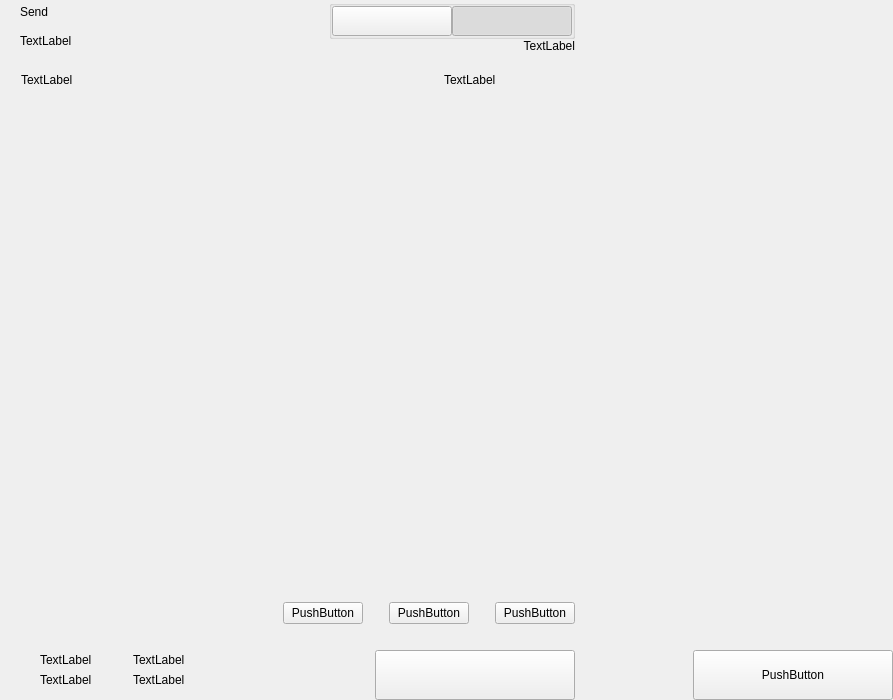
Qt form src/qt/bltg/forms/send.ui (minerric/BLTG) before a commit.
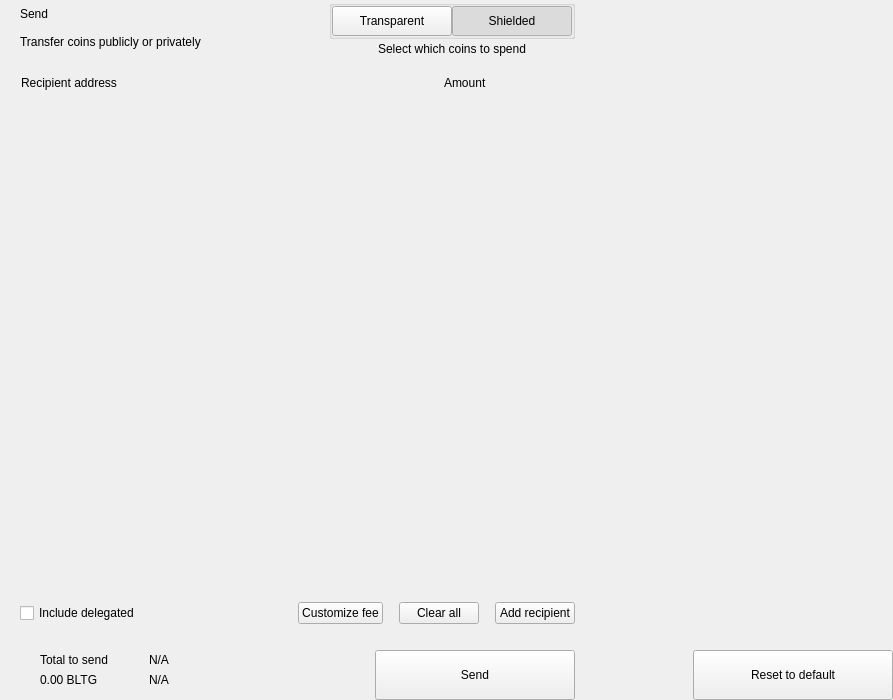
The same form after that commit. Custom widgets are drawn as their Qt base class.

```diff
--- a/src/qt/bltg/forms/send.ui
+++ b/src/qt/bltg/forms/send.ui
@@ -66,7 +66,7 @@
           <item>
            <layout class="QVBoxLayout" name="verticalLayout">
             <property name="spacing">
-             <number>5</number>
+             <number>0</number>
             </property>
             <item>
              <widget class="QLabel" name="labelTitle">
@@ -81,7 +81,7 @@
             <item>
              <widget class="QLabel" name="labelSubtitle1">
               <property name="text">
-               <string>TextLabel</string>
+               <string>Transfer coins publicly or privately</string>
               </property>
              </widget>
             </item>
@@ -103,15 +103,20 @@
           <item>
            <layout class="QVBoxLayout" name="verticalLayout_6">
             <property name="spacing">
-             <number>0</number>
+             <number>3</number>
             </property>
-            <item>
+            <item alignment="Qt::AlignHCenter">
              <widget class="QGroupBox" name="groupBox">
+              <property name="styleSheet">
+               <string notr="true">#groupBox{
+padding-top:2px;
+}</string>
+              </property>
               <property name="title">
                <string/>
               </property>
               <property name="alignment">
-               <set>Qt::AlignLeading|Qt::AlignLeft|Qt::AlignTop</set>
+               <set>Qt::AlignCenter</set>
               </property>
               <layout class="QHBoxLayout" name="horizontalLayout_4">
                <property name="spacing">
@@ -147,7 +152,7 @@
                   <enum>Qt::NoFocus</enum>
                  </property>
                  <property name="text">
-                  <string/>
+                  <string>Transparent</string>
                  </property>
                  <property name="checkable">
                   <bool>true</bool>
@@ -175,7 +180,7 @@
                   <enum>Qt::NoFocus</enum>
                  </property>
                  <property name="text">
-                  <string/>
+                  <string>Shielded</string>
                  </property>
                  <property name="checkable">
                   <bool>true</bool>
@@ -191,13 +196,19 @@
               </layout>
              </widget>
             </item>
-            <item>
+            <item alignment="Qt::AlignHCenter|Qt::AlignTop">
              <widget class="QLabel" name="labelSubtitle2">
+              <property name="styleSheet">
+               <string notr="true"/>
+              </property>
               <property name="text">
-               <string>TextLabel</string>
+               <string>Select which coins to spend</string>
               </property>
               <property name="alignment">
-               <set>Qt::AlignRight|Qt::AlignTrailing|Qt::AlignVCenter</set>
+               <set>Qt::AlignCenter</set>
+              </property>
+              <property name="indent">
+               <number>0</number>
               </property>
              </widget>
             </item>
@@ -244,7 +255,7 @@
              <string notr="true">margin-left:8px;</string>
             </property>
             <property name="text">
-             <string>TextLabel</string>
+             <string>Recipient address</string>
             </property>
            </widget>
           </item>
@@ -267,7 +278,7 @@
           <item>
            <widget class="QLabel" name="labelSubtitleAmount">
             <property name="text">
-             <string>TextLabel</string>
+             <string>Amount</string>
             </property>
            </widget>
           </item>
@@ -366,9 +377,22 @@
           <property name="spacing">
            <number>6</number>
           </property>
+          <property name="leftMargin">
+           <number>20</number>
+          </property>
           <property name="rightMargin">
            <number>20</number>
           </property>
+          <item>
+           <widget class="QCheckBox" name="checkBoxDelegations">
+            <property name="layoutDirection">
+             <enum>Qt::LeftToRight</enum>
+            </property>
+            <property name="text">
+             <string>Include delegated</string>
+            </property>
+           </widget>
+          </item>
           <item>
            <spacer name="horizontalSpacer_4">
             <property name="orientation">
@@ -376,7 +400,7 @@
             </property>
             <property name="sizeHint" stdset="0">
              <size>
-              <width>40</width>
+              <width>10</width>
               <height>20</height>
              </size>
             </property>
@@ -388,7 +412,7 @@
              <enum>Qt::NoFocus</enum>
             </property>
             <property name="text">
-             <string>PushButton</string>
+             <string>Customize fee</string>
             </property>
            </widget>
           </item>
@@ -402,7 +426,7 @@
             </property>
             <property name="sizeHint" stdset="0">
              <size>
-              <width>20</width>
+              <width>10</width>
               <height>20</height>
              </size>
             </property>
@@ -417,7 +441,7 @@
              <enum>Qt::RightToLeft</enum>
             </property>
             <property name="text">
-             <string>PushButton</string>
+             <string>Clear all</string>
             </property>
            </widget>
           </item>
@@ -431,7 +455,7 @@
             </property>
             <property name="sizeHint" stdset="0">
              <size>
-              <width>20</width>
+              <width>10</width>
               <height>20</height>
              </size>
             </property>
@@ -443,7 +467,7 @@
              <enum>Qt::NoFocus</enum>
             </property>
             <property name="text">
-             <string>PushButton</string>
+             <string>Add recipient</string>
             </property>
            </widget>
           </item>
@@ -547,14 +571,14 @@
                      <item>
                       <widget class="QLabel" name="labelTitleTotalSend">
                        <property name="text">
-                        <string>TextLabel</string>
+                        <string>Total to send</string>
                        </property>
                       </widget>
                      </item>
                      <item>
                       <widget class="QLabel" name="labelAmountSend">
                        <property name="text">
-                        <string>TextLabel</string>
+                        <string notr="true">0.00 BLTG</string>
                        </property>
                       </widget>
                      </item>
@@ -619,14 +643,14 @@
                      <item>
                       <widget class="QLabel" name="labelTitleTotalRemaining">
                        <property name="text">
-                        <string>TextLabel</string>
+                        <string notr="true">N/A</string>
                        </property>
                       </widget>
                      </item>
                      <item>
                       <widget class="QLabel" name="labelAmountRemaining">
                        <property name="text">
-                        <string>TextLabel</string>
+                        <string notr="true">N/A</string>
                        </property>
                       </widget>
                      </item>
@@ -676,7 +700,7 @@
              <enum>Qt::NoFocus</enum>
             </property>
             <property name="text">
-             <string/>
+             <string>Send</string>
             </property>
            </widget>
           </item>
@@ -783,7 +807,7 @@
              <enum>Qt::NoFocus</enum>
             </property>
             <property name="text">
-             <string>PushButton</string>
+             <string>Reset to default</string>
             </property>
            </widget>
           </item>
```
Left out of the diff: 12 changed lines with no effect on the pictures.
